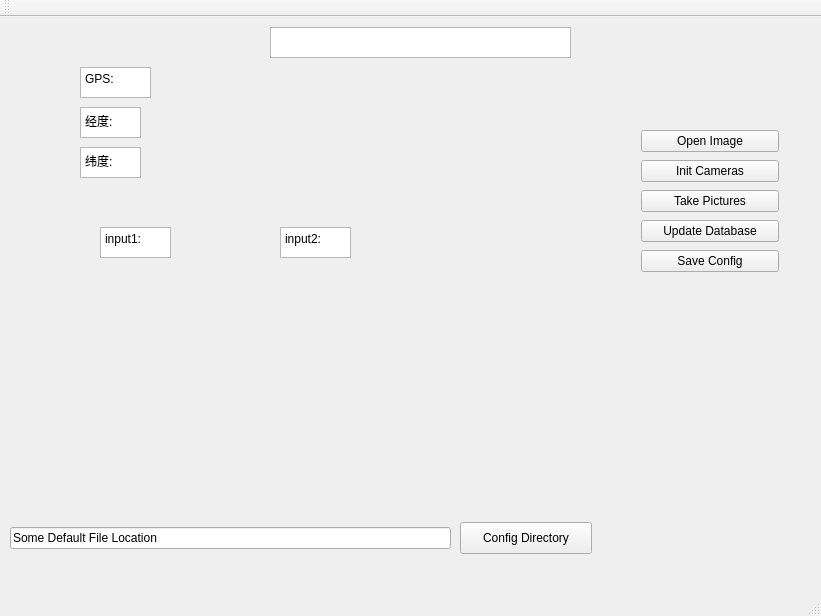
Old version of the form CameraControlDlg.ui in the repository lianchengyue/EDSDKMutiCam.
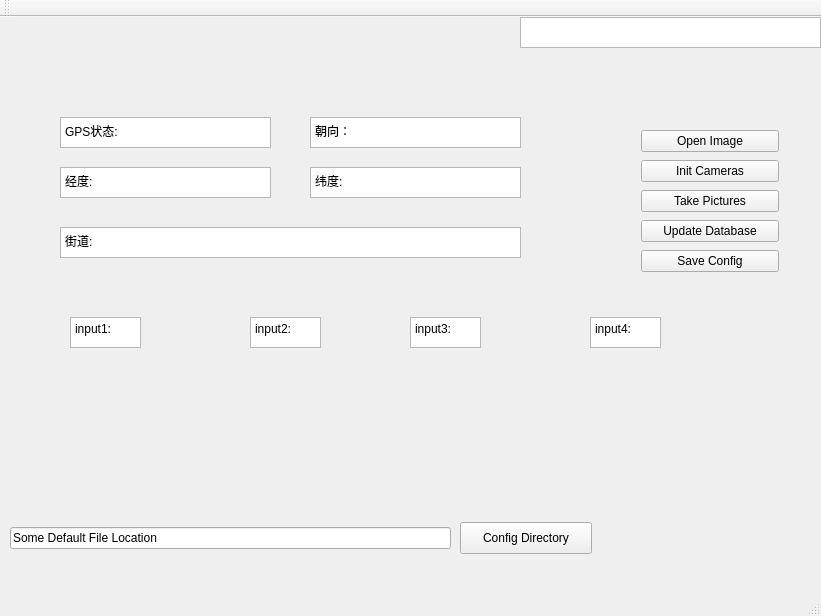
New version of the form.

What changed in the file:
```diff
--- a/CameraControlDlg.ui
+++ b/CameraControlDlg.ui
@@ -90,8 +90,8 @@
    <widget class="QWidget" name="widget" native="true">
     <property name="geometry">
      <rect>
-      <x>80</x>
-      <y>250</y>
+      <x>50</x>
+      <y>340</y>
       <width>131</width>
       <height>91</height>
      </rect>
@@ -100,9 +100,9 @@
    <widget class="QTextBrowser" name="textBrowser">
     <property name="geometry">
      <rect>
-      <x>80</x>
-      <y>50</y>
-      <width>71</width>
+      <x>60</x>
+      <y>100</y>
+      <width>211</width>
       <height>31</height>
      </rect>
     </property>
@@ -111,14 +111,14 @@
 &lt;html&gt;&lt;head&gt;&lt;meta name=&quot;qrichtext&quot; content=&quot;1&quot; /&gt;&lt;style type=&quot;text/css&quot;&gt;
 p, li { white-space: pre-wrap; }
 &lt;/style&gt;&lt;/head&gt;&lt;body style=&quot; font-family:'SimSun'; font-size:9pt; font-weight:400; font-style:normal;&quot;&gt;
-&lt;p style=&quot; margin-top:0px; margin-bottom:0px; margin-left:0px; margin-right:0px; -qt-block-indent:0; text-indent:0px;&quot;&gt;GPS:&lt;/p&gt;&lt;/body&gt;&lt;/html&gt;</string>
+&lt;p style=&quot; margin-top:0px; margin-bottom:0px; margin-left:0px; margin-right:0px; -qt-block-indent:0; text-indent:0px;&quot;&gt;GPS状态:&lt;/p&gt;&lt;/body&gt;&lt;/html&gt;</string>
     </property>
    </widget>
    <widget class="QWidget" name="widget_2" native="true">
     <property name="geometry">
      <rect>
-      <x>250</x>
-      <y>250</y>
+      <x>220</x>
+      <y>340</y>
       <width>131</width>
       <height>91</height>
      </rect>
@@ -127,9 +127,9 @@
    <widget class="QTextBrowser" name="textBrowser_2">
     <property name="geometry">
      <rect>
-      <x>80</x>
-      <y>90</y>
-      <width>61</width>
+      <x>60</x>
+      <y>150</y>
+      <width>211</width>
       <height>31</height>
      </rect>
     </property>
@@ -144,8 +144,8 @@
    <widget class="QTextBrowser" name="vInput1">
     <property name="geometry">
      <rect>
-      <x>100</x>
-      <y>210</y>
+      <x>70</x>
+      <y>300</y>
       <width>71</width>
       <height>31</height>
      </rect>
@@ -161,8 +161,8 @@
    <widget class="QTextBrowser" name="vInput2">
     <property name="geometry">
      <rect>
-      <x>280</x>
-      <y>210</y>
+      <x>250</x>
+      <y>300</y>
       <width>71</width>
       <height>31</height>
      </rect>
@@ -178,9 +178,9 @@
    <widget class="QTextBrowser" name="textBrowser_3">
     <property name="geometry">
      <rect>
-      <x>80</x>
-      <y>130</y>
-      <width>61</width>
+      <x>310</x>
+      <y>150</y>
+      <width>211</width>
       <height>31</height>
      </rect>
     </property>
@@ -195,8 +195,8 @@
    <widget class="QTextBrowser" name="timeDisplayText">
     <property name="geometry">
      <rect>
-      <x>270</x>
-      <y>10</y>
+      <x>520</x>
+      <y>0</y>
       <width>301</width>
       <height>31</height>
      </rect>
@@ -209,6 +209,111 @@
 &lt;p style=&quot;-qt-paragraph-type:empty; margin-top:0px; margin-bottom:0px; margin-left:0px; margin-right:0px; -qt-block-indent:0; text-indent:0px;&quot;&gt;&lt;br /&gt;&lt;/p&gt;&lt;/body&gt;&lt;/html&gt;</string>
     </property>
    </widget>
+   <widget class="QTextBrowser" name="streetText">
+    <property name="geometry">
+     <rect>
+      <x>60</x>
+      <y>210</y>
+      <width>461</width>
+      <height>31</height>
+     </rect>
+    </property>
+    <property name="html">
+     <string>&lt;!DOCTYPE HTML PUBLIC &quot;-//W3C//DTD HTML 4.0//EN&quot; &quot;http://www.w3.org/TR/REC-html40/strict.dtd&quot;&gt;
+&lt;html&gt;&lt;head&gt;&lt;meta name=&quot;qrichtext&quot; content=&quot;1&quot; /&gt;&lt;style type=&quot;text/css&quot;&gt;
+p, li { white-space: pre-wrap; }
+&lt;/style&gt;&lt;/head&gt;&lt;body style=&quot; font-family:'SimSun'; font-size:9pt; font-weight:400; font-style:normal;&quot;&gt;
+&lt;p style=&quot; margin-top:0px; margin-bottom:0px; margin-left:0px; margin-right:0px; -qt-block-indent:0; text-indent:0px;&quot;&gt;街道:&lt;/p&gt;&lt;/body&gt;&lt;/html&gt;</string>
+    </property>
+   </widget>
+   <widget class="QTextBrowser" name="headingText">
+    <property name="geometry">
+     <rect>
+      <x>310</x>
+      <y>100</y>
+      <width>211</width>
+      <height>31</height>
+     </rect>
+    </property>
+    <property name="html">
+     <string>&lt;!DOCTYPE HTML PUBLIC &quot;-//W3C//DTD HTML 4.0//EN&quot; &quot;http://www.w3.org/TR/REC-html40/strict.dtd&quot;&gt;
+&lt;html&gt;&lt;head&gt;&lt;meta name=&quot;qrichtext&quot; content=&quot;1&quot; /&gt;&lt;style type=&quot;text/css&quot;&gt;
+p, li { white-space: pre-wrap; }
+&lt;/style&gt;&lt;/head&gt;&lt;body style=&quot; font-family:'SimSun'; font-size:9pt; font-weight:400; font-style:normal;&quot;&gt;
+&lt;p style=&quot; margin-top:0px; margin-bottom:0px; margin-left:0px; margin-right:0px; -qt-block-indent:0; text-indent:0px;&quot;&gt;朝向：&lt;/p&gt;&lt;/body&gt;&lt;/html&gt;</string>
+    </property>
+   </widget>
+   <widget class="QWidget" name="widget_3" native="true">
+    <property name="geometry">
+     <rect>
+      <x>560</x>
+      <y>340</y>
+      <width>131</width>
+      <height>91</height>
+     </rect>
+    </property>
+   </widget>
+   <widget class="QTextBrowser" name="vInput1_2">
+    <property name="geometry">
+     <rect>
+      <x>410</x>
+      <y>300</y>
+      <width>71</width>
+      <height>31</height>
+     </rect>
+    </property>
+    <property name="html">
+     <string>&lt;!DOCTYPE HTML PUBLIC &quot;-//W3C//DTD HTML 4.0//EN&quot; &quot;http://www.w3.org/TR/REC-html40/strict.dtd&quot;&gt;
+&lt;html&gt;&lt;head&gt;&lt;meta name=&quot;qrichtext&quot; content=&quot;1&quot; /&gt;&lt;style type=&quot;text/css&quot;&gt;
+p, li { white-space: pre-wrap; }
+&lt;/style&gt;&lt;/head&gt;&lt;body style=&quot; font-family:'SimSun'; font-size:9pt; font-weight:400; font-style:normal;&quot;&gt;
+&lt;p style=&quot; margin-top:0px; margin-bottom:0px; margin-left:0px; margin-right:0px; -qt-block-indent:0; text-indent:0px;&quot;&gt;input3:&lt;/p&gt;&lt;/body&gt;&lt;/html&gt;</string>
+    </property>
+   </widget>
+   <widget class="QWidget" name="widget_4" native="true">
+    <property name="geometry">
+     <rect>
+      <x>390</x>
+      <y>340</y>
+      <width>131</width>
+      <height>91</height>
+     </rect>
+    </property>
+   </widget>
+   <widget class="QTextBrowser" name="vInput2_2">
+    <property name="geometry">
+     <rect>
+      <x>590</x>
+      <y>300</y>
+      <width>71</width>
+      <height>31</height>
+     </rect>
+    </property>
+    <property name="html">
+     <string>&lt;!DOCTYPE HTML PUBLIC &quot;-//W3C//DTD HTML 4.0//EN&quot; &quot;http://www.w3.org/TR/REC-html40/strict.dtd&quot;&gt;
+&lt;html&gt;&lt;head&gt;&lt;meta name=&quot;qrichtext&quot; content=&quot;1&quot; /&gt;&lt;style type=&quot;text/css&quot;&gt;
+p, li { white-space: pre-wrap; }
+&lt;/style&gt;&lt;/head&gt;&lt;body style=&quot; font-family:'SimSun'; font-size:9pt; font-weight:400; font-style:normal;&quot;&gt;
+&lt;p style=&quot; margin-top:0px; margin-bottom:0px; margin-left:0px; margin-right:0px; -qt-block-indent:0; text-indent:0px;&quot;&gt;input4:&lt;/p&gt;&lt;/body&gt;&lt;/html&gt;</string>
+    </property>
+   </widget>
+   <zorder>longtitudeText</zorder>
+   <zorder>configLocation</zorder>
+   <zorder>openConfigBtn</zorder>
+   <zorder>verticalLayoutWidget</zorder>
+   <zorder>widget</zorder>
+   <zorder>gpsStateText</zorder>
+   <zorder>widget_2</zorder>
+   <zorder>vInput1</zorder>
+   <zorder>vInput2</zorder>
+   <zorder>latitudeText</zorder>
+   <zorder>timeDisplayText</zorder>
+   <zorder>streetText</zorder>
+   <zorder>headingText</zorder>
+   <zorder>widget_3</zorder>
+   <zorder>vInput1_2</zorder>
+   <zorder>widget_4</zorder>
+   <zorder>vInput2_2</zorder>
   </widget>
   <widget class="QStatusBar" name="statusBar"/>
   <widget class="QMenuBar" name="menuBar">
```
Left out of the diff: 6 changed lines with no effect on the pictures.
